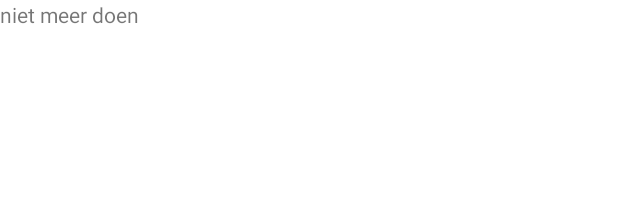
After one commit to cyberdogg13/Miwok, an Android app: the layout activity_numbers.xml on its own in the app's theme, with its tools: preview values and no code run, on a phone screen of 412 x 824 dp. The commit adds this screen. Shown: the top 197 px of the screen. Run offline under Robolectric (Android 15) with nearby library versions, the phone set to English and light mode, and no system bars.

Commit message:
hoofdstuk 1

```diff
--- a/app/src/main/res/layout/activity_main.xml
+++ b/app/src/main/res/layout/activity_main.xml
@@ -8,13 +8,12 @@
     android:orientation="vertical"
     tools:context="com.example.android.miwok.MainActivity">
 
-<!--    -->
-<!--    testje-->
     <TextView
         android:id="@+id/numbers"
         style="@style/CategoryStyle"
         android:background="@color/category_numbers"
-        android:text="@string/category_numbers" />
+        android:text="@string/category_numbers"
+        />
 
     <TextView
         android:id="@+id/family"
--- /dev/null
+++ b/app/src/main/res/layout/activity_numbers.xml
@@ -0,0 +1,17 @@
+<?xml version="1.0" encoding="utf-8"?>
+<LinearLayout xmlns:android="http://schemas.android.com/apk/res/android"
+    xmlns:app="http://schemas.android.com/apk/res-auto"
+    xmlns:tools="http://schemas.android.com/tools"
+    android:layout_width="match_parent"
+    android:layout_height="match_parent"
+    tools:context=".NumbersActivity"
+    android:orientation="vertical"
+    >
+
+    <TextView
+        android:layout_width="wrap_content"
+        android:layout_height="wrap_content"
+        android:text="niet meer doen"
+        />
+
+</LinearLayout>
```
Also changed, not shown: app/src/main/AndroidManifest.xml (+20 -0 lines), app/src/main/java/com/example/android/miwok/ColoursActivity.java (added, +14 -0 lines), app/src/main/java/com/example/android/miwok/FamilyMebersActivity.java (added, +14 -0 lines), app/src/main/java/com/example/android/miwok/MainActivity.java (+48 -1 lines), app/src/main/java/com/example/android/miwok/NumbersActivity.java (added, +14 -0 lines), app/src/main/java/com/example/android/miwok/PrhasesActivity.java (added, +14 -0 lines), app/src/main/res/layout/activity_colours.xml (added, +9 -0 lines), app/src/main/res/layout/activity_family_mebers.xml (added, +9 -0 lines), app/src/main/res/layout/activity_prhases.xml (added, +9 -0 lines).
